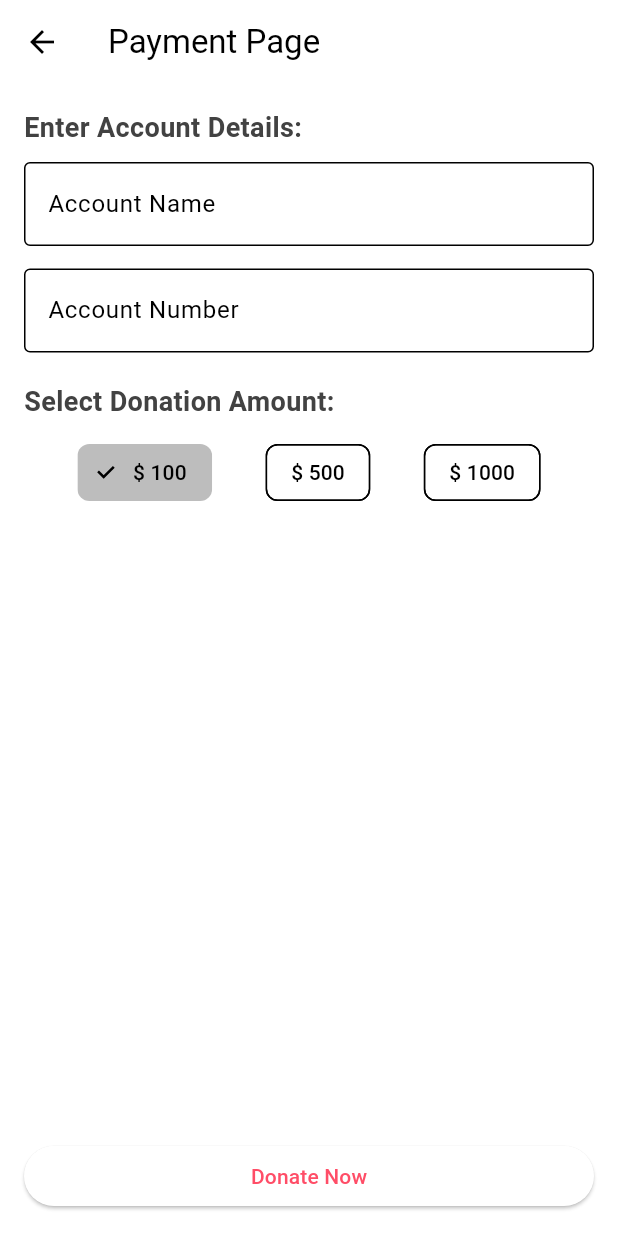
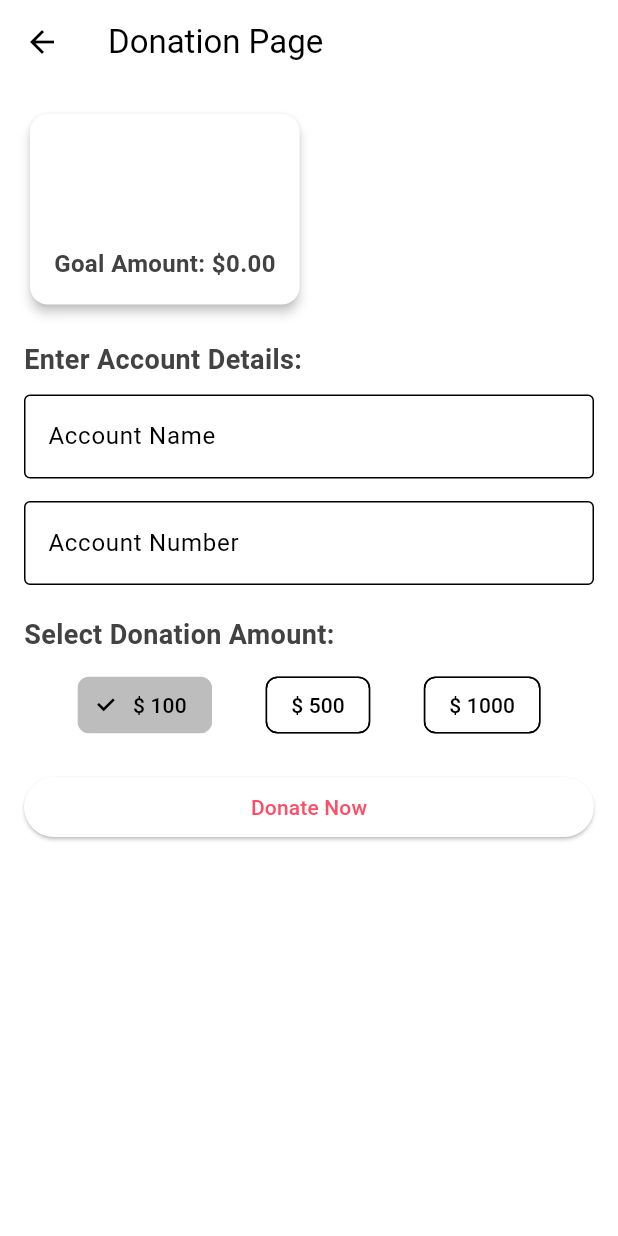
Before and after one commit to sujanae/fund_app, a Flutter app: the PaymentPage screen opened directly with empty values, on a phone screen of 412 x 824 dp. Run offline on Flutter 3.47's test engine with Material 3 defaults, Android fonts, the light colour scheme and no system bars; our stand-ins replace smooth_page_indicator, supabase_flutter; accounts and stored records are empty.

Commit message:
showing campaign details in payment page

```diff
--- a/lib/pages/donation_page/payment_page.dart
+++ b/lib/pages/donation_page/payment_page.dart
@@ -2,9 +2,20 @@ import 'package:flutter/material.dart';
 import 'package:flutter/services.dart';
 
 class PaymentPage extends StatefulWidget {
+  final String campaignId;
+  final String campaignTitle;
+  final String campaignDescription;
+  final double campaignGoalAmount;
   final ValueChanged<int> onDonationComplete;
 
-  const PaymentPage({required this.onDonationComplete, super.key});
+  const PaymentPage({
+    required this.campaignId,
+    required this.campaignTitle,
+    required this.campaignDescription,
+    required this.campaignGoalAmount,
+    required this.onDonationComplete,
+    super.key,
+  });
 
   @override
   State<PaymentPage> createState() => _PaymentPageState();
@@ -59,13 +70,52 @@ class _PaymentPageState extends State<PaymentPage> {
   Widget build(BuildContext context) {
     return Scaffold(
       appBar: AppBar(
-        title: const Text("Payment Page"),
+        title: const Text("Donation Page"),
       ),
-      body: Padding(
+      body: SingleChildScrollView(
+        child: Padding(
           padding: const EdgeInsets.all(16.0),
           child: Column(
             crossAxisAlignment: CrossAxisAlignment.start,
             children: [
+              // Campaign Details Section
+              Card(
+                elevation: 3,
+                child: Padding(
+                  padding: const EdgeInsets.all(16.0),
+                  child: Column(
+                    crossAxisAlignment: CrossAxisAlignment.start,
+                    children: [
+                      Text(
+                        widget.campaignTitle,
+                        style: const TextStyle(
+                          fontSize: 20,
+                          fontWeight: FontWeight.bold,
+                        ),
+                      ),
+                      const SizedBox(height: 10),
+                      Text(
+                        widget.campaignDescription,
+                        style: const TextStyle(
+                          fontSize: 16,
+                          color: Colors.grey,
+                        ),
+                      ),
+                      const SizedBox(height: 10),
+                      Text(
+                        "Goal Amount: \$${widget.campaignGoalAmount.toStringAsFixed(2)}",
+                        style: const TextStyle(
+                          fontSize: 16,
+                          fontWeight: FontWeight.w600,
+                        ),
+                      ),
+                    ],
+                  ),
+                ),
+              ),
+              const SizedBox(height: 20),
+
+              // Existing Payment Form
               const Text(
                 "Enter Account Details:",
                 style: TextStyle(fontSize: 18, fontWeight: FontWeight.bold),
@@ -92,7 +142,8 @@ class _PaymentPageState extends State<PaymentPage> {
                     String newText = formatAccountNumber(newValue.text);
                     return TextEditingValue(
                       text: newText,
-                    selection: TextSelection.collapsed(offset: newText.length),
+                      selection:
+                          TextSelection.collapsed(offset: newText.length),
                     );
                   }),
                 ],
@@ -113,7 +164,7 @@ class _PaymentPageState extends State<PaymentPage> {
                   );
                 }).toList(),
               ),
-            const Spacer(),
+              const SizedBox(height: 20),
               SizedBox(
                 width: double.infinity,
                 child: ElevatedButton(
@@ -128,6 +179,7 @@ class _PaymentPageState extends State<PaymentPage> {
             ],
           ),
         ),
+      ),
     );
   }
 }
--- a/lib/pages/home_page.dart
+++ b/lib/pages/home_page.dart
@@ -131,9 +131,14 @@ class _HomePageState extends State<HomePage> {
                         itemBuilder: (context, index) {
                           final campaign = _campaigns[index];
                           return CampaignWidget(
+                            campaignId: campaign['campaign_id'].toString(),
                             title: campaign['title'] ?? 'No Title',
-                            targetAmount: campaign['target_amount'] ?? 0,
-                            currentAmount: campaign['current_amount'] ?? 0,
+                            description:
+                                campaign['description'] ?? 'No Description',
+                            targetAmount:
+                                (campaign['goal_amount'] as num).toDouble(),
+                            currentAmount:
+                                (campaign['current_amount'] as num).toDouble(),
                           );
                         },
                       ),
--- a/lib/pages/widgets/campaign_widget.dart
+++ b/lib/pages/widgets/campaign_widget.dart
@@ -2,12 +2,16 @@ import 'package:flutter/material.dart';
 import 'package:fund_app/pages/donation_page/payment_page.dart';
 
 class CampaignWidget extends StatefulWidget {
+  final String campaignId;
   final String title;
+  final String description;
   final double targetAmount;
   final double currentAmount;
 
   const CampaignWidget({
+    required this.campaignId,
     required this.title,
+    required this.description,
     required this.targetAmount,
     required this.currentAmount,
     super.key,
@@ -52,6 +56,14 @@ class _CampaignWidgetState extends State<CampaignWidget> {
               ),
             ),
             const SizedBox(height: 10),
+            // Text(
+            //   widget.description,
+            //   style: const TextStyle(
+            //     fontSize: 16,
+            //     color: Colors.grey,
+            //   ),
+            // ),
+            const SizedBox(height: 10),
             LinearProgressIndicator(
               value: progress,
               backgroundColor: Colors.grey[300],
@@ -71,6 +83,10 @@ class _CampaignWidgetState extends State<CampaignWidget> {
                     context,
                     MaterialPageRoute(
                       builder: (context) => PaymentPage(
+                        campaignId: widget.campaignId,
+                        campaignTitle: widget.title,
+                        campaignDescription: widget.description,
+                        campaignGoalAmount: widget.targetAmount,
                         onDonationComplete: (amount) {
                           updateProgress(amount);
                         },
```
Also changed, not shown: flutter_01.png (added). Lines whose indentation alone changed are shown as unchanged.
